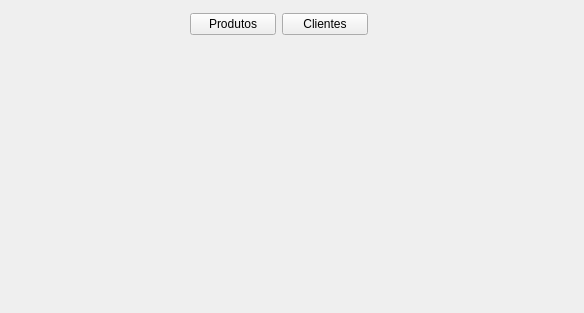
First picture: the form in mainwindow.ui, repository adaiasreis/Projeto-MatCon, before the edit.
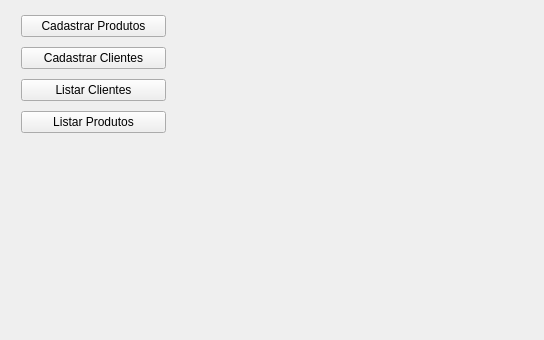
Second picture: the form after the edit.

Commit message: ui produtos e ui clientes

```diff
--- a/mainwindow.ui
+++ b/mainwindow.ui
@@ -6,8 +6,8 @@
    <rect>
     <x>0</x>
     <y>0</y>
-    <width>584</width>
-    <height>313</height>
+    <width>544</width>
+    <height>340</height>
    </rect>
   </property>
   <property name="windowTitle">
@@ -16,24 +16,47 @@
   <widget class="QWidget" name="">
    <property name="geometry">
     <rect>
-     <x>190</x>
-     <y>10</y>
-     <width>178</width>
-     <height>29</height>
+     <x>11</x>
+     <y>11</y>
+     <width>165</width>
+     <height>128</height>
     </rect>
    </property>
-   <layout class="QHBoxLayout" name="horizontalLayout">
+   <layout class="QVBoxLayout" name="verticalLayout">
+    <property name="leftMargin">
+     <number>10</number>
+    </property>
+    <property name="rightMargin">
+     <number>10</number>
+    </property>
     <item>
-     <widget class="QPushButton" name="pushButton">
+     <widget class="QPushButton" name="b_cadProdutos">
+      <property name="enabled">
+       <bool>true</bool>
+      </property>
       <property name="text">
-       <string>Produtos</string>
+       <string>Cadastrar Produtos</string>
       </property>
      </widget>
     </item>
     <item>
-     <widget class="QPushButton" name="pushButton_2">
+     <widget class="QPushButton" name="b_cadClientes">
       <property name="text">
-       <string>Clientes</string>
+       <string>Cadastrar Clientes</string>
+      </property>
+     </widget>
+    </item>
+    <item>
+     <widget class="QPushButton" name="b_listarClientes">
+      <property name="text">
+       <string>Listar Clientes</string>
+      </property>
+     </widget>
+    </item>
+    <item>
+     <widget class="QPushButton" name="b_listarProdutos">
+      <property name="text">
+       <string>Listar Produtos</string>
       </property>
      </widget>
     </item>
```
Left out of the diff: 3 changed lines with no effect on the pictures. The commit also changes 5 other files.
